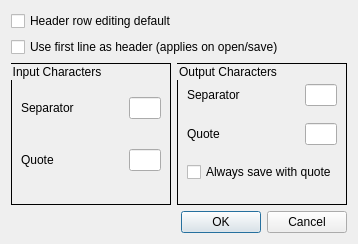
wd5gnr/kcsved, file optdialog.ui: the form before one commit.
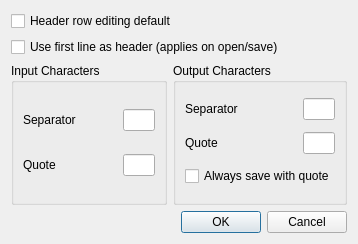
The form after the commit.

What changed in the file:
```diff
--- a/optdialog.ui
+++ b/optdialog.ui
@@ -14,7 +14,7 @@
    <string>Options</string>
   </property>
   <property name="styleSheet">
-   <string notr="true">QGroupBox { border: 1px solid black }</string>
+   <string notr="true"/>
   </property>
   <layout class="QVBoxLayout" name="verticalLayout_3">
    <item>
```
